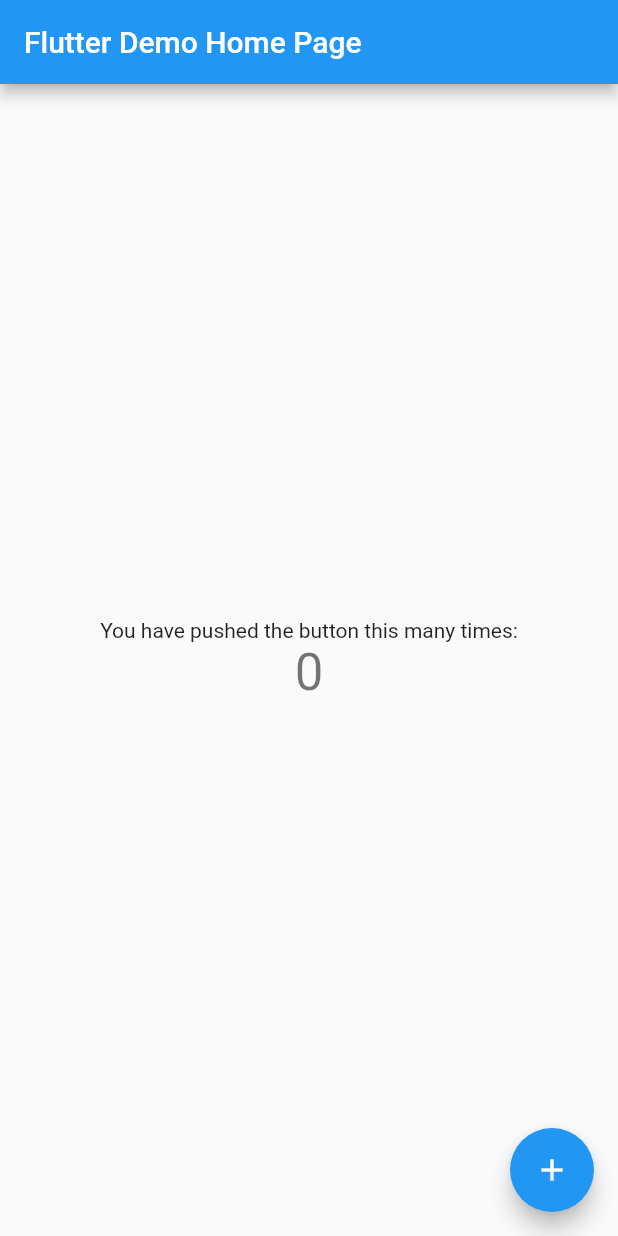
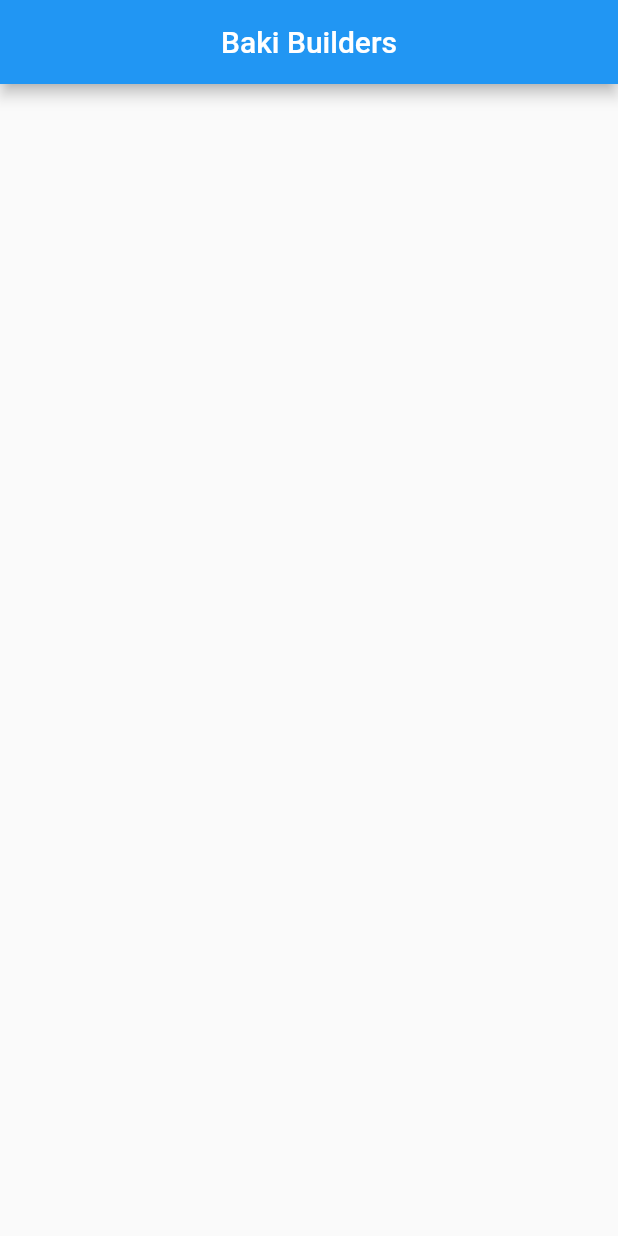
Before and after one commit to teennis65432/baki-builders, a Flutter app: the screen it shows after launch, on a phone screen of 412 x 824 dp. Run offline on Flutter 3.47's test engine with Material 2 defaults, Android fonts, the phone set to English and light mode, and no system bars.

Commit message:
Deleted the Demo app and added the Baki Builders app bar.

```diff
--- a/lib/main.dart
+++ b/lib/main.dart
@@ -1,115 +1,10 @@
 import 'package:flutter/material.dart';
 
-void main() {
-  runApp(const MyApp());
-}
-
-class MyApp extends StatelessWidget {
-  const MyApp({super.key});
-
-  // This widget is the root of your application.
-  @override
-  Widget build(BuildContext context) {
-    return MaterialApp(
-      title: 'Flutter Demo',
-      theme: ThemeData(
-        // This is the theme of your application.
-        //
-        // Try running your application with "flutter run". You'll see the
-        // application has a blue toolbar. Then, without quitting the app, try
-        // changing the primarySwatch below to Colors.green and then invoke
-        // "hot reload" (press "r" in the console where you ran "flutter run",
-        // or simply save your changes to "hot reload" in a Flutter IDE).
-        // Notice that the counter didn't reset back to zero; the application
-        // is not restarted.
-        primarySwatch: Colors.blue,
-      ),
-      home: const MyHomePage(title: 'Flutter Demo Home Page'),
-    );
-  }
-}
-
-class MyHomePage extends StatefulWidget {
-  const MyHomePage({super.key, required this.title});
-
-  // This widget is the home page of your application. It is stateful, meaning
-  // that it has a State object (defined below) that contains fields that affect
-  // how it looks.
-
-  // This class is the configuration for the state. It holds the values (in this
-  // case the title) provided by the parent (in this case the App widget) and
-  // used by the build method of the State. Fields in a Widget subclass are
-  // always marked "final".
-
-  final String title;
-
-  @override
-  State<MyHomePage> createState() => _MyHomePageState();
-}
-
-class _MyHomePageState extends State<MyHomePage> {
-  int _counter = 0;
-
-  void _incrementCounter() {
-    setState(() {
-      // This call to setState tells the Flutter framework that something has
-      // changed in this State, which causes it to rerun the build method below
-      // so that the display can reflect the updated values. If we changed
-      // _counter without calling setState(), then the build method would not be
-      // called again, and so nothing would appear to happen.
-      _counter++;
-    });
-  }
-
-  @override
-  Widget build(BuildContext context) {
-    // This method is rerun every time setState is called, for instance as done
-    // by the _incrementCounter method above.
-    //
-    // The Flutter framework has been optimized to make rerunning build methods
-    // fast, so that you can just rebuild anything that needs updating rather
-    // than having to individually change instances of widgets.
-    return Scaffold(
-      appBar: AppBar(
-        // Here we take the value from the MyHomePage object that was created by
-        // the App.build method, and use it to set our appbar title.
-        title: Text(widget.title),
-      ),
-      body: Center(
-        // Center is a layout widget. It takes a single child and positions it
-        // in the middle of the parent.
-        child: Column(
-          // Column is also a layout widget. It takes a list of children and
-          // arranges them vertically. By default, it sizes itself to fit its
-          // children horizontally, and tries to be as tall as its parent.
-          //
-          // Invoke "debug painting" (press "p" in the console, choose the
-          // "Toggle Debug Paint" action from the Flutter Inspector in Android
-          // Studio, or the "Toggle Debug Paint" command in Visual Studio Code)
-          // to see the wireframe for each widget.
-          //
-          // Column has various properties to control how it sizes itself and
-          // how it positions its children. Here we use mainAxisAlignment to
-          // center the children vertically; the main axis here is the vertical
-          // axis because Columns are vertical (the cross axis would be
-          // horizontal).
-          mainAxisAlignment: MainAxisAlignment.center,
-          children: <Widget>[
-            const Text(
-              'You have pushed the button this many times:',
-            ),
-            Text(
-              '$_counter',
-              style: Theme.of(context).textTheme.headlineMedium,
-            ),
-          ],
-        ),
-      ),
-      floatingActionButton: FloatingActionButton(
-        onPressed: _incrementCounter,
-        tooltip: 'Increment',
-        child: const Icon(Icons.add),
-      ), // This trailing comma makes auto-formatting nicer for build methods.
-    );
-  }
-}
+void main() => runApp(MaterialApp(
+  home: Scaffold(
+    appBar: AppBar(
+      title: Text("Baki Builders"),
+      centerTitle: true,
+    ),
+  ),
+));
```
